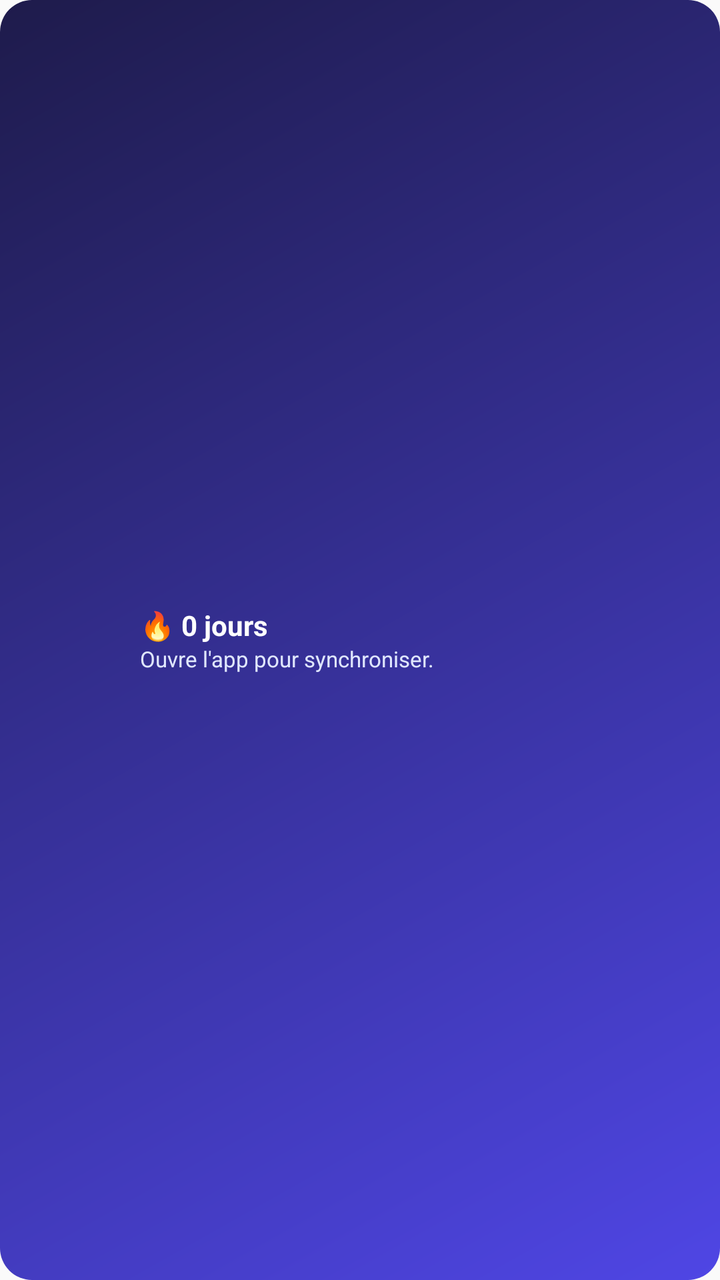
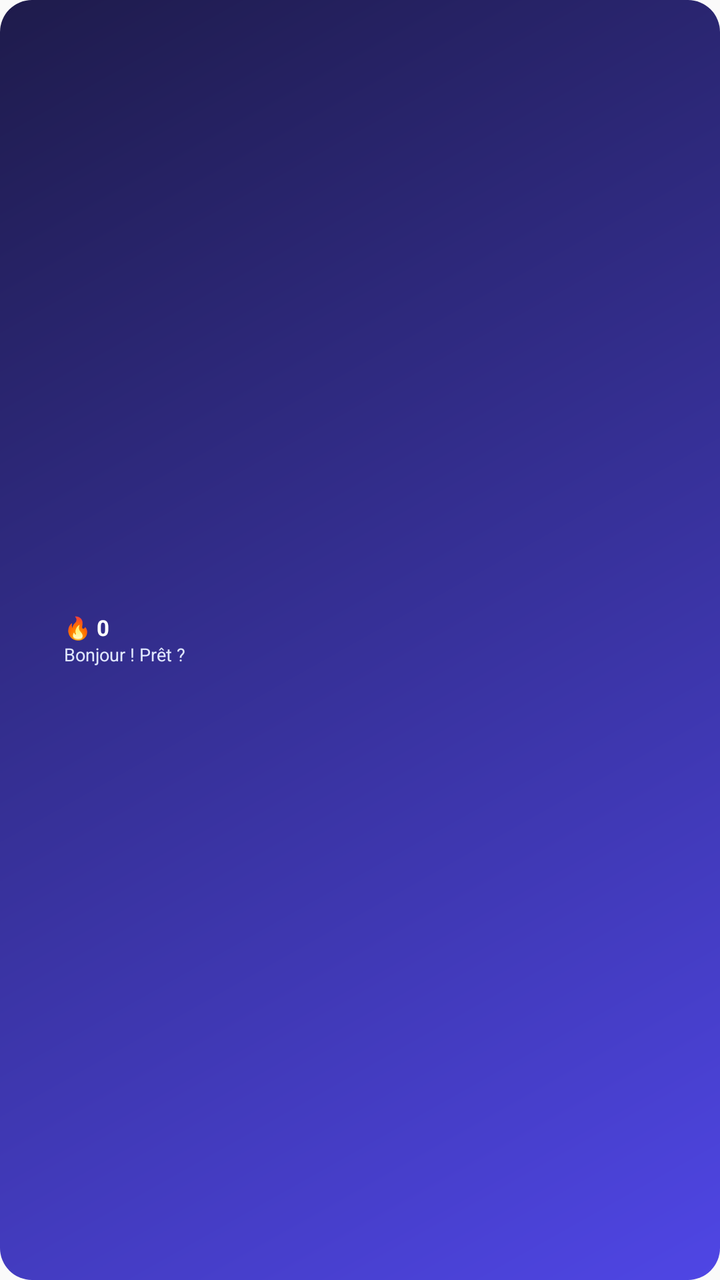

Before-and-after screenshots of an Android layout around one commit, followed by the original layout XML and the change that was made.
<!-- AndroidManifest.xml: application theme AppTheme -->
<!-- res/layout/widget_manna_small.xml -->
<?xml version="1.0" encoding="utf-8"?>
<LinearLayout xmlns:android="http://schemas.android.com/apk/res/android"
    android:id="@+id/widgetSmallContainer"
    android:layout_width="match_parent"
    android:layout_height="match_parent"
    android:orientation="horizontal"
    android:gravity="center_vertical"
    android:padding="12dp"
    android:background="@drawable/widget_small_background"
    android:clipToPadding="false"
    android:clipChildren="false">

    
    <ImageView
        android:id="@+id/widgetMannyIcon"
        android:layout_width="48dp"
        android:layout_height="48dp"
        android:src="@drawable/manny_neutral"
        android:contentDescription="MannaDaily mascot"
        android:layout_marginEnd="10dp" />

    
    <LinearLayout
        android:layout_width="0dp"
        android:layout_height="wrap_content"
        android:layout_weight="1"
        android:orientation="vertical"
        android:gravity="center_vertical">

        <TextView
            android:id="@+id/widgetSmallStreak"
            android:layout_width="wrap_content"
            android:layout_height="wrap_content"
            android:text="🔥 0 jours"
            android:textColor="#FFFFFF"
            android:textSize="14sp"
            android:textStyle="bold"
            android:maxLines="1"
            android:ellipsize="end" />

        <TextView
            android:id="@+id/widgetSmallMessage"
            android:layout_width="wrap_content"
            android:layout_height="wrap_content"
            android:text="Ouvre l'app pour synchroniser."
            android:textColor="#E0E7FF"
            android:textSize="11sp"
            android:maxLines="1"
            android:ellipsize="end" />
    </LinearLayout>

</LinearLayout>
<!-- resources referenced by this layout -->
<resources>
  <!-- drawable manny_neutral: png bitmap (drawable, 21402 bytes) -->
  <!-- drawable widget_small_background (drawable) -->
  <?xml version="1.0" encoding="utf-8"?>
  <shape xmlns:android="http://schemas.android.com/apk/res/android"
      android:shape="rectangle">
      <gradient
          android:startColor="#4F46E5"
          android:endColor="#1E1B4B"
          android:angle="135" />
      <corners android:radius="16dp" />
  </shape>
  <style name="AppTheme" parent="Theme.AppCompat.Light.DarkActionBar">
          
          <item name="colorPrimary">@color/colorPrimary</item>
          <item name="colorPrimaryDark">@color/colorPrimaryDark</item>
          <item name="colorAccent">@color/colorAccent</item>
      </style>
</resources>

<!-- the commit's change to res/layout/widget_manna_small.xml (unified diff, before → after) -->
@@ -5,7 +5,7 @@
     android:layout_height="match_parent"
     android:orientation="horizontal"
     android:gravity="center_vertical"
-    android:padding="12dp"
+    android:padding="6dp"
     android:background="@drawable/widget_small_background"
     android:clipToPadding="false"
     android:clipChildren="false">
@@ -13,11 +13,11 @@
     
     <ImageView
         android:id="@+id/widgetMannyIcon"
-        android:layout_width="48dp"
-        android:layout_height="48dp"
+        android:layout_width="20dp"
+        android:layout_height="20dp"
         android:src="@drawable/manny_neutral"
         android:contentDescription="MannaDaily mascot"
-        android:layout_marginEnd="10dp" />
+        android:layout_marginEnd="6dp" />
 
     
     <LinearLayout
@@ -31,9 +31,9 @@
             android:id="@+id/widgetSmallStreak"
             android:layout_width="wrap_content"
             android:layout_height="wrap_content"
-            android:text="🔥 0 jours"
+            android:text="🔥 0"
             android:textColor="#FFFFFF"
-            android:textSize="14sp"
+            android:textSize="11sp"
             android:textStyle="bold"
             android:maxLines="1"
             android:ellipsize="end" />
@@ -42,11 +42,12 @@
             android:id="@+id/widgetSmallMessage"
             android:layout_width="wrap_content"
             android:layout_height="wrap_content"
-            android:text="Ouvre l'app pour synchroniser."
+            android:text="Bonjour ! Prêt ?"
             android:textColor="#E0E7FF"
-            android:textSize="11sp"
-            android:maxLines="1"
-            android:ellipsize="end" />
+            android:textSize="9sp"
+            android:maxLines="2"
+            android:ellipsize="end"
+            android:lineSpacingExtra="-2dp" />
     </LinearLayout>
 
 </LinearLayout>
